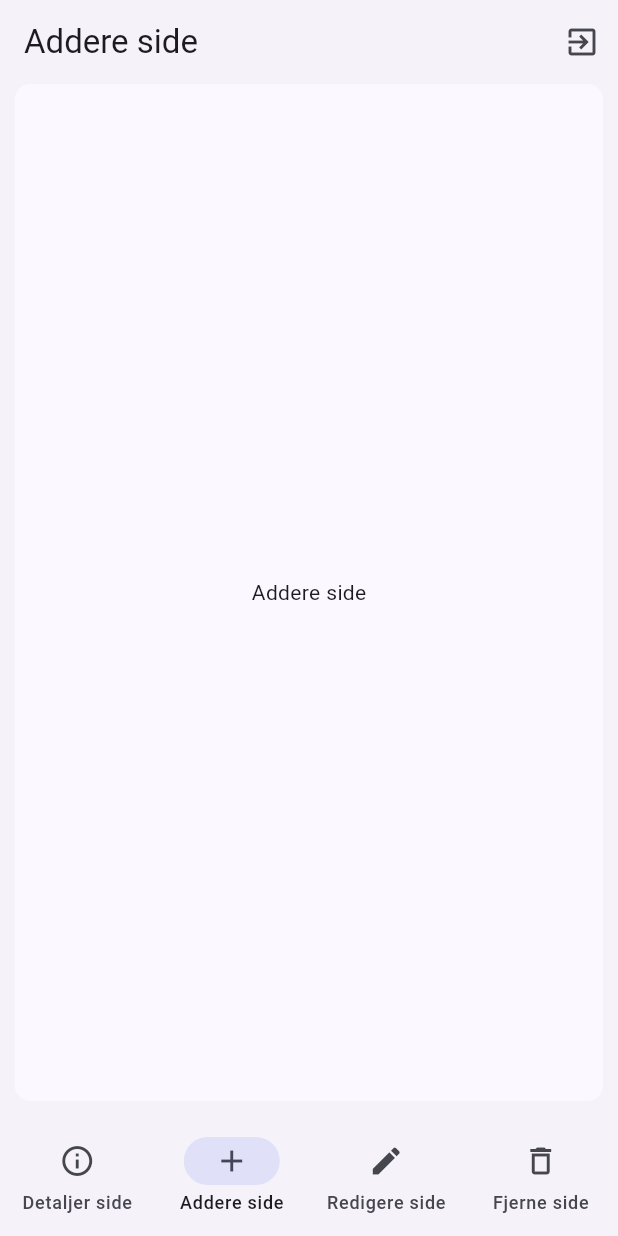
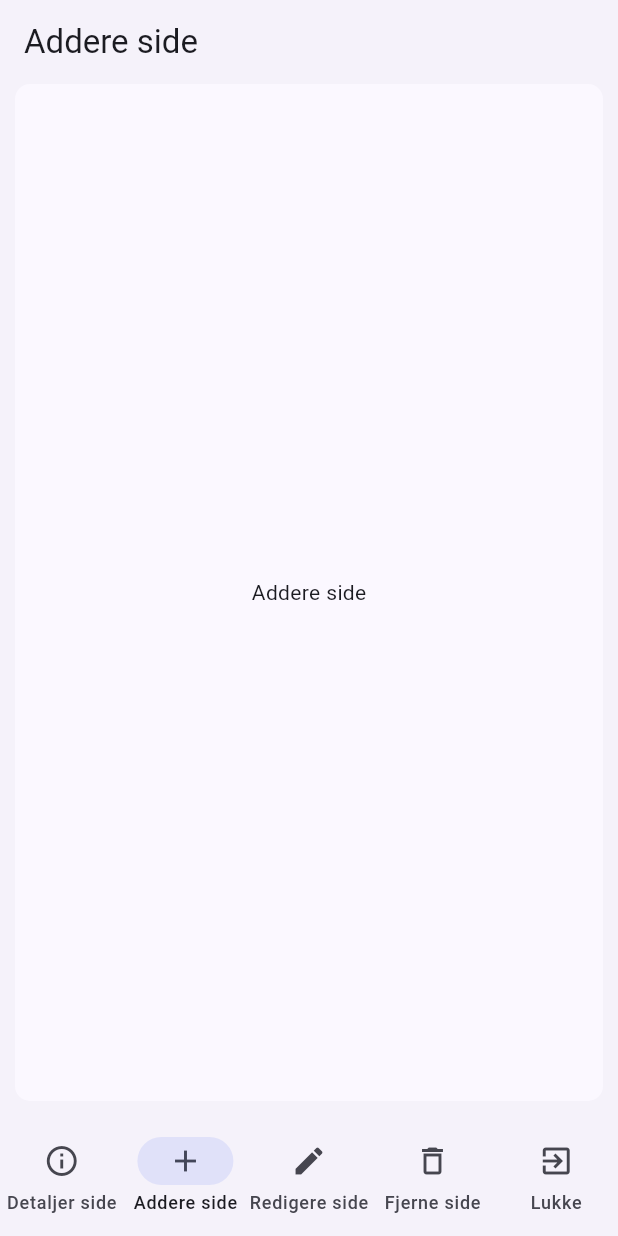
Before and after one commit to lwinch2006/flutteradaptiveandresponsivesampleapp, a Flutter app: the AddPage screen opened by its route, on a phone screen of 412 x 824 dp. Run offline on Flutter 3.47's test engine with Material 3 defaults, Android fonts, the phone set to English and light mode, and no system bars; our stand-ins replace go_router; generated files the repository leaves out were written again.

Commit message:
Refactor navigation and layout handling
Refactor code to utilize AppNavigationDestination actions. Introduced `AppListDetailLayoutOnePane` for single-pane layout and updated theme settings. Removed unused imports and streamlined navigation logic for better modularity.

```diff
--- a/listdetaillayout/lib/components/app_parts/app_body_container.dart
+++ b/listdetaillayout/lib/components/app_parts/app_body_container.dart
@@ -3,7 +3,6 @@ import 'package:listdetaillayout/components/app_parts/app_user_content_container
 import 'package:listdetaillayout/components/navigation/app_navigation_drawer.dart';
 import 'package:listdetaillayout/components/navigation/app_navigation_rail.dart';
 import 'package:listdetaillayout/models/app_navigation_widget_types.dart';
-import 'package:listdetaillayout/theme_data.dart' as theme_data;
 
 class AppBodyContainer extends StatefulWidget {
   final int pageIndex;
@@ -49,7 +48,6 @@ class _AppBodyContainerState extends State<AppBodyContainer> {
   @override
   Widget build(BuildContext context) {
     return Container(
-      color: theme_data.bodyBackGroundColor,
       child: SafeArea(
         child: Row(
           children: [
--- a/listdetaillayout/lib/components/list_detail_layout/app_detail_view.dart
+++ b/listdetaillayout/lib/components/list_detail_layout/app_detail_view.dart
@@ -14,9 +14,7 @@ class AppDetailView extends StatelessWidget {
   @override
   Widget build(BuildContext context) {
     if (selectedListViewViewModel == null) {
-      return const Center(
-        child: Text('Select an item from the list'),
-      );
+      return const AppCenterText(data: 'Select an item from the list');
     }
 
     if (context.selectItemState?.itemDetails.value?.itemId ==
--- a/listdetaillayout/lib/l10n/locales/app_en.arb
+++ b/listdetaillayout/lib/l10n/locales/app_en.arb
@@ -4,5 +4,6 @@
     "navigationDetailsPage": "Details page",
     "navigationAddPage": "Add page",
     "navigationEditPage": "Edit page",
-    "navigationDeletePage": "Delete page"
+    "navigationDeletePage": "Delete page",
+    "navigationCloseAppPage": "Close"
 }
--- a/listdetaillayout/lib/l10n/locales/app_no.arb
+++ b/listdetaillayout/lib/l10n/locales/app_no.arb
@@ -4,5 +4,6 @@
     "navigationDetailsPage": "Detaljer side",
     "navigationAddPage": "Addere side",
     "navigationEditPage": "Redigere side",
-    "navigationDeletePage": "Fjerne side"
+    "navigationDeletePage": "Fjerne side",
+    "navigationCloseAppPage": "Lukke"
 }
--- a/listdetaillayout/lib/main.dart
+++ b/listdetaillayout/lib/main.dart
@@ -15,6 +15,11 @@ void main() {
       title: 'Flutter Demo',
       theme: ThemeData(
         colorScheme: theme_data.colorScheme,
+        scaffoldBackgroundColor: theme_data.bodyBackGroundColor,
+        listTileTheme: ListTileThemeData(
+          selectedTileColor: theme_data.selectedTileColor,
+          shape: const StadiumBorder(),
+        ),
         useMaterial3: true,
       ),
       routerConfig: router,
--- a/listdetaillayout/lib/pages/add_page.dart
+++ b/listdetaillayout/lib/pages/add_page.dart
@@ -24,7 +24,7 @@ class _AddPageState extends State<AddPage> {
         AppNavigationWidgetTypes.fromWindowWidth(currentWindowWidth);
     return Scaffold(
         appBar: AppHeader(
-          showCloseButton: true,
+          showCloseButton: false,
           header: widget.title,
           context: context,
         ),
--- a/listdetaillayout/lib/pages/delete_page.dart
+++ b/listdetaillayout/lib/pages/delete_page.dart
@@ -24,7 +24,7 @@ class _DeletePageState extends State<DeletePage> {
         AppNavigationWidgetTypes.fromWindowWidth(currentWindowWidth);
     return Scaffold(
         appBar: AppHeader(
-          showCloseButton: true,
+          showCloseButton: false,
           header: widget.title,
           context: context,
         ),
--- a/listdetaillayout/lib/pages/details_page.dart
+++ b/listdetaillayout/lib/pages/details_page.dart
@@ -34,7 +34,7 @@ class _DetailsPageState extends State<DetailsPage> {
 
     return Scaffold(
         appBar: AppHeader(
-          showCloseButton: true,
+          showCloseButton: false,
           header: widget.title,
           context: context,
         ),
--- a/listdetaillayout/lib/pages/edit_page.dart
+++ b/listdetaillayout/lib/pages/edit_page.dart
@@ -24,7 +24,7 @@ class _EditPageState extends State<EditPage> {
         AppNavigationWidgetTypes.fromWindowWidth(currentWindowWidth);
     return Scaffold(
         appBar: AppHeader(
-          showCloseButton: true,
+          showCloseButton: false,
           header: widget.title,
           context: context,
         ),
--- a/listdetaillayout/lib/routes.dart
+++ b/listdetaillayout/lib/routes.dart
@@ -7,6 +7,7 @@ import 'package:listdetaillayout/pages/delete_page.dart';
 import 'package:listdetaillayout/pages/details_page.dart';
 import 'package:listdetaillayout/pages/edit_page.dart';
 import 'package:listdetaillayout/pages/home_page.dart';
+import 'package:listdetaillayout/services.dart';
 
 const detailsPageIndex = 0;
 const addPageIndex = 1;
@@ -28,25 +29,39 @@ final List<AppNavigationDestination> navigationDestinations =
     icon: Icons.info_outline,
     label: navigatorKey.currentContext != null
         ? navigatorKey.currentContext!.l10n.navigationDetailsPage
-          : 'Details'),
+        : 'Details',
+  ),
   AppNavigationDestination(
     route: addPagePath,
     icon: Icons.add,
     label: navigatorKey.currentContext != null
         ? navigatorKey.currentContext!.l10n.navigationAddPage
-          : 'Add'),
+        : 'Add',
+  ),
   AppNavigationDestination(
     route: editPagePath,
     icon: Icons.edit,
     label: navigatorKey.currentContext != null
         ? navigatorKey.currentContext!.l10n.navigationEditPage
-          : 'Edit'),
+        : 'Edit',
+  ),
   AppNavigationDestination(
     route: deletePagePath,
     icon: Icons.delete_outline,
     label: navigatorKey.currentContext != null
         ? navigatorKey.currentContext!.l10n.navigationDeletePage
-          : 'Delete'),
+        : 'Delete',
+  ),
+  AppNavigationDestination(
+      icon: Icons.exit_to_app_outlined,
+      label: navigatorKey.currentContext != null
+          ? navigatorKey.currentContext!.l10n.navigationCloseAppPage
+          : 'Close',
+      action: () {
+        if (navigatorKey.currentContext != null) {
+          appService.closeApp(navigatorKey.currentContext!);
+        }
+      }),
 ];
 
 GoRouter generateRouter() {
--- a/listdetaillayout/lib/theme_data.dart
+++ b/listdetaillayout/lib/theme_data.dart
@@ -11,5 +11,7 @@ final appBarBackgroundColor = colorScheme.surfaceContainerLow;
 final bodyBackGroundColor = colorScheme.surfaceContainerLow;
 final navigationBackgroundColor = colorScheme.surfaceContainerLow;
 final userContentBackgroundColor = colorScheme.surfaceBright;
+final selectedTileColor = colorScheme.secondaryContainer;
+
 const commonPadding =
     EdgeInsets.only(left: 10.0, top: 0.0, right: 10.0, bottom: 10.0);
```
Also changed, not shown: listdetaillayout/lib/components/list_detail_layout/app_list_detail_layout.dart (+2 -15 lines), listdetaillayout/lib/components/list_detail_layout/app_list_detail_layout_one_pane.dart (added, +24 -0 lines), listdetaillayout/lib/components/list_detail_layout/app_list_view.dart (+15 -1 lines), listdetaillayout/lib/components/navigation/app_navigation_bar.dart (+6 -1 lines), listdetaillayout/lib/components/navigation/app_navigation_drawer.dart (+6 -1 lines), listdetaillayout/lib/components/navigation/app_navigation_rail.dart (+6 -1 lines), listdetaillayout/lib/models/app_navigation_destination.dart (+6 -3 lines). Lines whose indentation alone changed are shown as unchanged.
